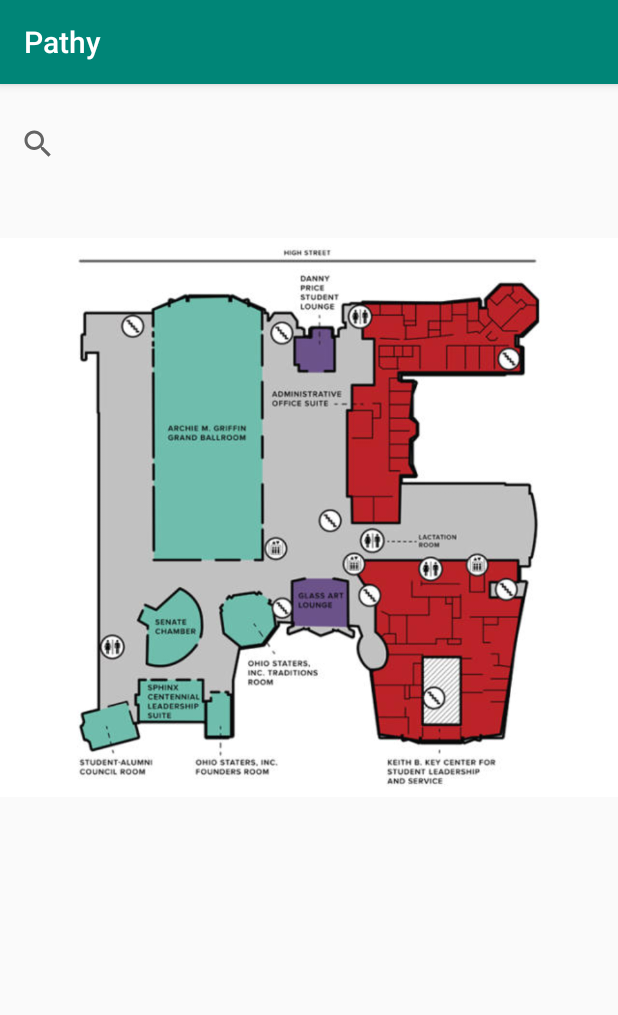
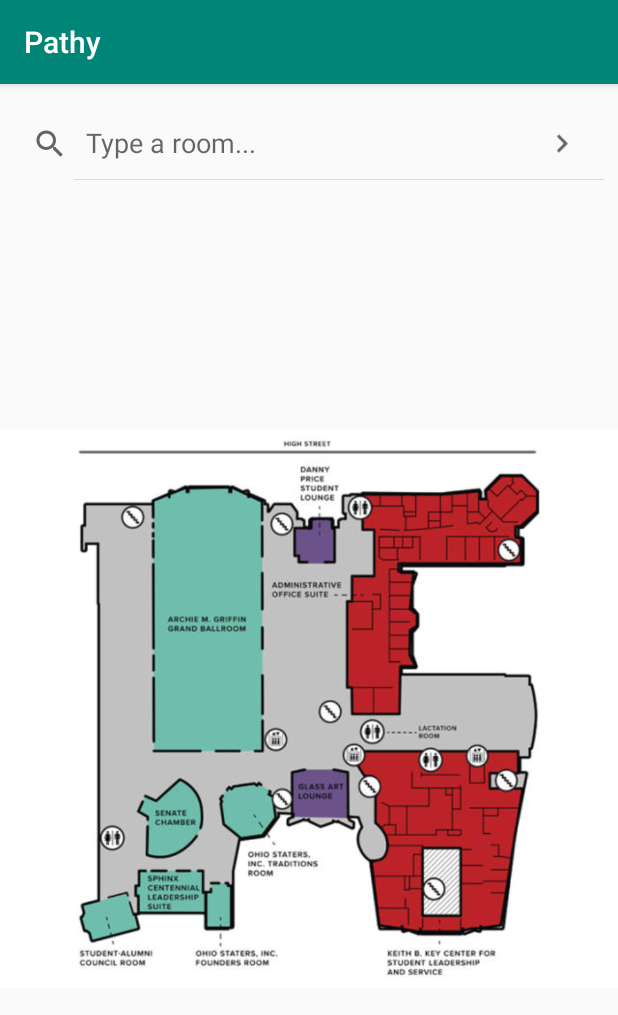
Before and after one commit to mdzirbel/Hack2019, an Android app: the screen it shows after launch (MainActivity), on a phone screen of 412 x 824 dp. Shown: the top 1015 px of the screen. Run offline under Robolectric (Android 15) with nearby library versions, the phone set to English and light mode, and no system bars.

Commit message:
Worked on searchbar
Added suggestions and stuff

```diff
--- a/app/src/main/java/com/example/pathy/MainActivity.java
+++ b/app/src/main/java/com/example/pathy/MainActivity.java
@@ -1,25 +1,28 @@
 package com.example.pathy;
+
+import android.os.Bundle;
+import android.widget.LinearLayout;
+import android.widget.SearchView;
 
 import androidx.appcompat.app.AppCompatActivity;
 
-import android.os.Bundle;
-import android.util.Log;
-import android.widget.SearchView;
-import android.widget.Toast;
-
-public class MainActivity extends AppCompatActivity {
-
+public class MainActivity extends AppCompatActivity  {
     public SearchView userSearch;
     public SearchBar userSearchClass;
+    public LinearLayout suggestion;
+
+
+
 
     @Override
     protected void onCreate(Bundle savedInstanceState) {
         super.onCreate(savedInstanceState);
         setContentView(R.layout.activity_main);
         userSearch = findViewById(R.id.search);
+        suggestion = findViewById(R.id.linearLayout);
         userSearch.setSubmitButtonEnabled(true);
-        userSearchClass.registerSearchListeners(userSearch, getApplicationContext());
-
-
+        userSearch.setQueryHint("Type a room...");
+        userSearch.setIconifiedByDefault(false);
+        userSearchClass.registerSearchListeners(userSearch, suggestion, getApplicationContext());
     }
 }
--- a/app/src/main/java/com/example/pathy/SearchBar.java
+++ b/app/src/main/java/com/example/pathy/SearchBar.java
@@ -1,17 +1,38 @@
 package com.example.pathy;
 
+
+import android.app.ListActivity;
 import android.content.Context;
 import android.util.Log;
+import android.widget.LinearLayout;
+import android.widget.ScrollView;
 import android.widget.SearchView;
+import android.widget.SimpleCursorAdapter;
+import android.widget.TextView;
 import android.widget.Toast;
+import android.content.SearchRecentSuggestionsProvider;
+
+import org.w3c.dom.Text;
+
+import java.util.ArrayList;
+import java.util.List;
 
 public class SearchBar {
 
+    public SearchBar(Context context) {
+
+    }
+
 
     public static String userInput;
+    public static final String[] SUGGESTLIST = {"Archie M. Griffin Grand Ballroom",
+            "Senate Chambers", "Student-Alumni Council Room", "Sphinx Centennial Leadership Suite",
+            "Ohio Staters, Inc. Founders Room", "Ohio Staters, Inc. Traditions Room",
+            "Glass Art Lounge", "Keith B. Key Center for Student Leadership and Service",
+            "Administrative Office Suite", "Danny Price Student Lounge"};
+    private SimpleCursorAdapter adapter;
 
-
-    public static void registerSearchListeners(SearchView userSearch, final Context con) {
+    public static void registerSearchListeners(SearchView userSearch, final LinearLayout suggestion, final Context con) {
         userSearch.setOnQueryTextListener(new SearchView.OnQueryTextListener() {
             @Override
             public boolean onQueryTextSubmit(String query) {
@@ -24,12 +45,26 @@ public class SearchBar {
             public boolean onQueryTextChange(String newText) {
                 Toast.makeText(con, "Input: " + newText, Toast.LENGTH_LONG).show();
                 Log.e("Text change", "Input: " + newText);
+                dropDownList(newText, suggestion, con);
                 return false;
             }
         });
+
+
     }
 
-    public static void dropDownList() {
+    public static void dropDownList(String text, LinearLayout suggestion, Context context) {
+        suggestion.removeAllViews();
+        int length = text.length();
+        List<String> suggested = new ArrayList<String>();
+        for (int i = 0; i < SUGGESTLIST.length; i++) {
+            if (text.compareToIgnoreCase(SUGGESTLIST[i].substring(0, length)) == 0) {
+                TextView textView = new TextView(context);
+                textView.setText(SUGGESTLIST[i]);
+                suggestion.addView(textView);
+            }
+        }
+
 
     }
 
--- a/app/src/main/res/layout/activity_main.xml
+++ b/app/src/main/res/layout/activity_main.xml
@@ -6,8 +6,6 @@
     android:layout_height="match_parent"
     tools:context=".MainActivity">
 
-
-
     <SearchView
         android:id="@+id/search"
         android:layout_width="409dp"
@@ -15,15 +13,42 @@
         android:layout_marginStart="8dp"
         android:layout_marginTop="16dp"
         android:layout_marginEnd="8dp"
-        android:clickable="false"
+        android:clickable="true"
         app:layout_constraintEnd_toEndOf="parent"
         app:layout_constraintStart_toStartOf="parent"
-        app:layout_constraintTop_toTopOf="parent" />
+        app:layout_constraintTop_toTopOf="parent"
+        android:showAsAction="collapseActionView|ifRoom"
+        android:actionViewClass="android.widget.SearchView"
+        android:focusable="true" />
 
     <androidx.appcompat.widget.AppCompatImageView
         android:id="@+id/im_move_zoom_rotate"
         android:layout_width="wrap_content"
-        android:layout_height="wrap_content"
-        android:src="@drawable/union_floor_2"/>
+        android:layout_height="578dp"
+        android:src="@drawable/union_floor_2"
+        app:layout_constraintBottom_toBottomOf="parent"
+        app:layout_constraintEnd_toEndOf="parent"
+        app:layout_constraintHorizontal_bias="0.0"
+        app:layout_constraintStart_toStartOf="parent"
+        app:layout_constraintTop_toBottomOf="@+id/search" />
+
+    <ScrollView
+        android:id="@+id/suggestion"
+        android:layout_width="0dp"
+        android:layout_height="64dp"
+        android:layout_marginStart="32dp"
+        android:layout_marginEnd="32dp"
+        app:layout_constraintEnd_toEndOf="parent"
+        app:layout_constraintHorizontal_bias="0.0"
+        app:layout_constraintStart_toStartOf="parent"
+        app:layout_constraintTop_toBottomOf="@+id/search">
+
+        <LinearLayout
+            android:id="@+id/linearLayout"
+
+            android:layout_width="match_parent"
+            android:layout_height="wrap_content"
+            android:orientation="vertical" />
+    </ScrollView>
 
 </androidx.constraintlayout.widget.ConstraintLayout>
```
Also changed, not shown: app/src/main/res/values/strings.xml (+16 -0 lines).
